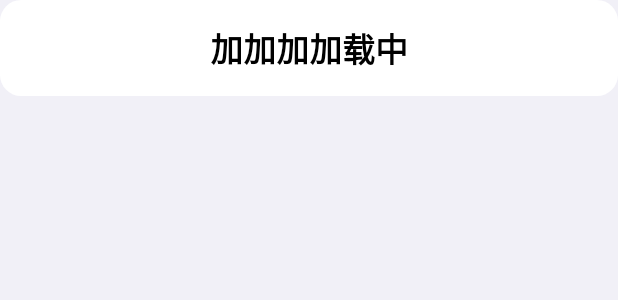
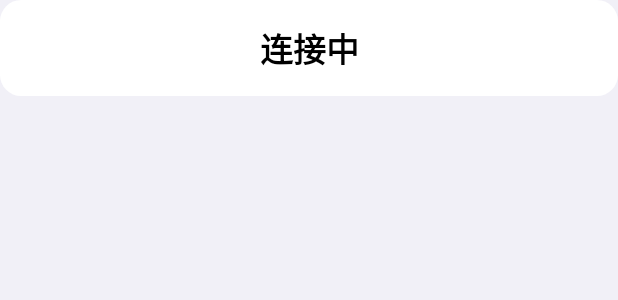
Before and after one commit to ksqeib/EasyControlR, an Android app: the layout item_loading.xml on its own in the app's theme, with its tools: preview values and no code run, on a phone screen of 412 x 824 dp. Shown: the top 300 px of the screen. Run offline under Robolectric (Android 15) with nearby library versions, the phone set to English and light mode, and no system bars.

Commit message:
修改链接提示

```diff
--- a/app/src/main/res/values/strings.xml
+++ b/app/src/main/res/values/strings.xml
@@ -100,7 +100,7 @@
   <string name="set_device_button_delete">删除</string>
 
   <!-- 加载中模块 -->
-  <string name="loading_text">加加加加载中</string>
+  <string name="loading_text">连接中</string>
 
   <!-- 提示文本 -->
   <string name="toast_change_locale">Ok, you may need to restart the APP</string>
```
